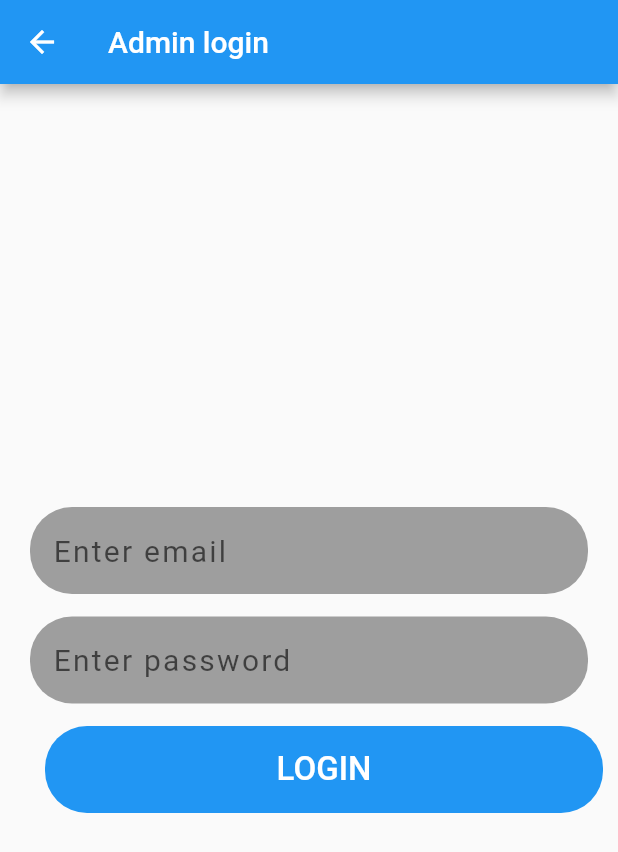
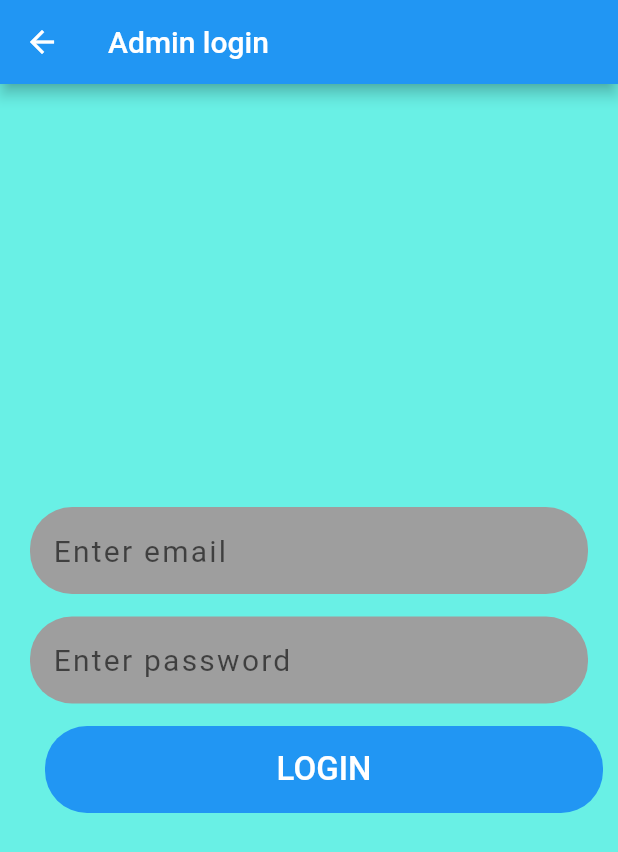
Before and after one commit to mastergru254/footballresults, a Flutter app: the SigninPage screen opened directly, on a phone screen of 412 x 824 dp. Shown: the top 852 px of the screen. Run offline on Flutter 3.47's test engine with Material 2 defaults, Android fonts, the phone set to English and light mode, and no system bars; our stand-ins replace cloud_firestore, firebase_auth, firebase_core; accounts and stored records are empty.

Commit message:
Changes on SigninPage backgroud

```diff
--- a/lib/pages/tournaments/tournamentInfor/signin.dart
+++ b/lib/pages/tournaments/tournamentInfor/signin.dart
@@ -17,6 +17,7 @@ class _SigninPageState extends State<SigninPage> {
   Widget build(BuildContext context) {
     var size = MediaQuery.of(context).size;
     return Scaffold(
+        backgroundColor: const Color.fromARGB(255, 105, 240, 229),
         appBar: AppBar(
           title: const Text('Admin login'),
         ),
```
